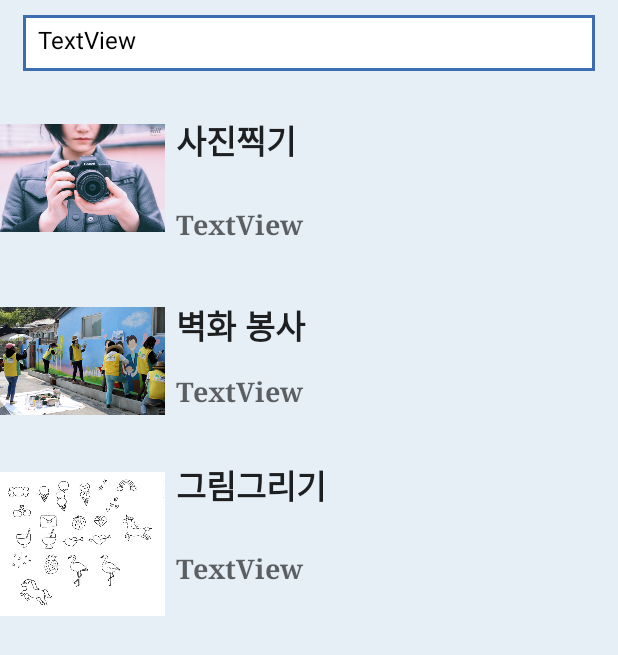
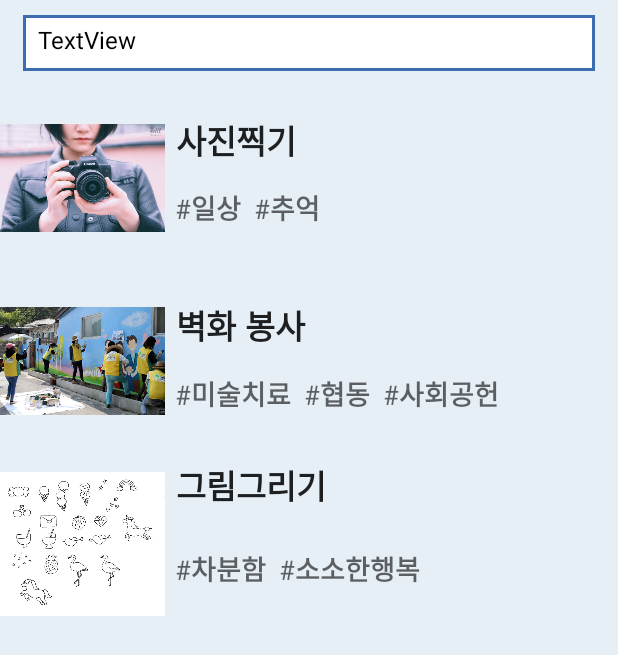
Before and after one commit to auddus16/GollaHobby, an Android app: the layout num7_2.xml on its own in the app's theme, with its tools: preview values and no code run, on a phone screen of 412 x 824 dp. Shown: the top 655 px of the screen. Run offline under Robolectric (Android 15) with nearby library versions, the phone set to English and light mode, and no system bars.

Commit message:
tap수정

```diff
--- a/GollaHobby/app/src/main/res/layout/num7_2.xml
+++ b/GollaHobby/app/src/main/res/layout/num7_2.xml
@@ -69,8 +69,8 @@
                         android:layout_width="match_parent"
                         android:layout_height="match_parent"
                         android:fontFamily="serif"
-                        android:gravity="center|left"
-                        android:text="TextView"
+                        android:gravity="left"
+                        android:text="#일상  #추억"
                         android:textAppearance="@style/TextAppearance.AppCompat.Medium"
                         android:textStyle="bold" />
                 </LinearLayout>
@@ -112,7 +112,7 @@
                         android:layout_height="match_parent"
                         android:fontFamily="serif"
                         android:gravity="left"
-                        android:text="TextView"
+                        android:text="#미술치료  #협동  #사회공헌"
                         android:textAppearance="@style/TextAppearance.AppCompat.Medium"
                         android:textStyle="bold" />
                 </LinearLayout>
@@ -153,7 +153,7 @@
                         android:layout_height="match_parent"
                         android:fontFamily="serif"
                         android:gravity="center|left"
-                        android:text="TextView"
+                        android:text="#차분함  #소소한행복"
                         android:textAppearance="@style/TextAppearance.AppCompat.Medium"
                         android:textStyle="bold" />
                 </LinearLayout>
```
